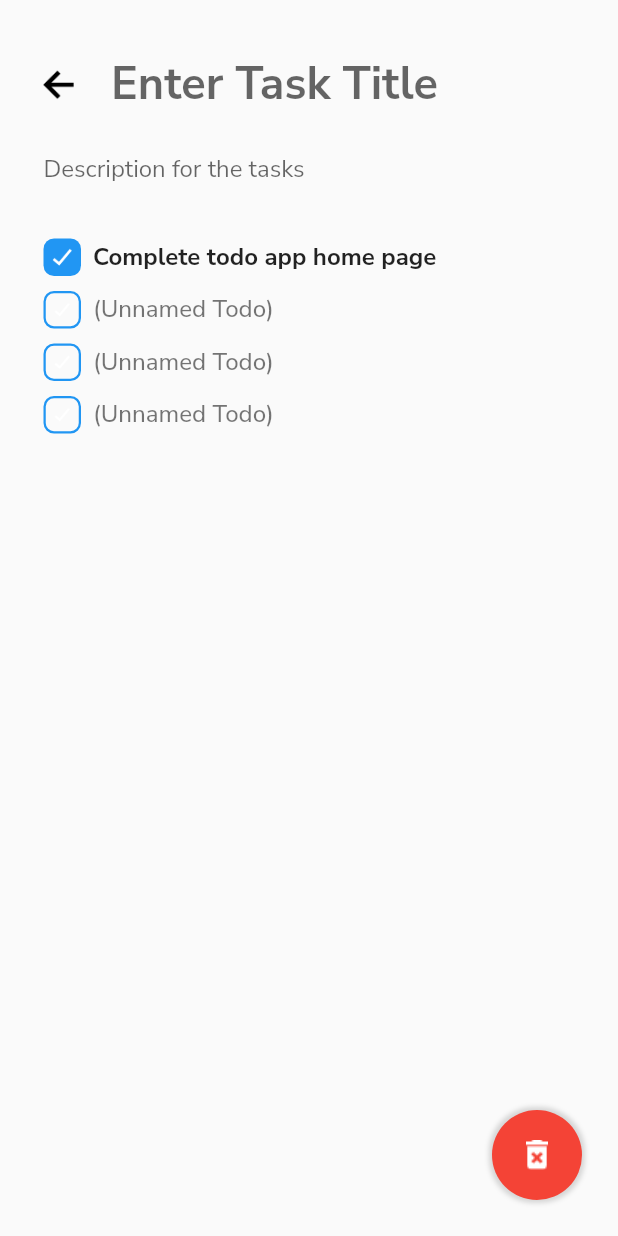
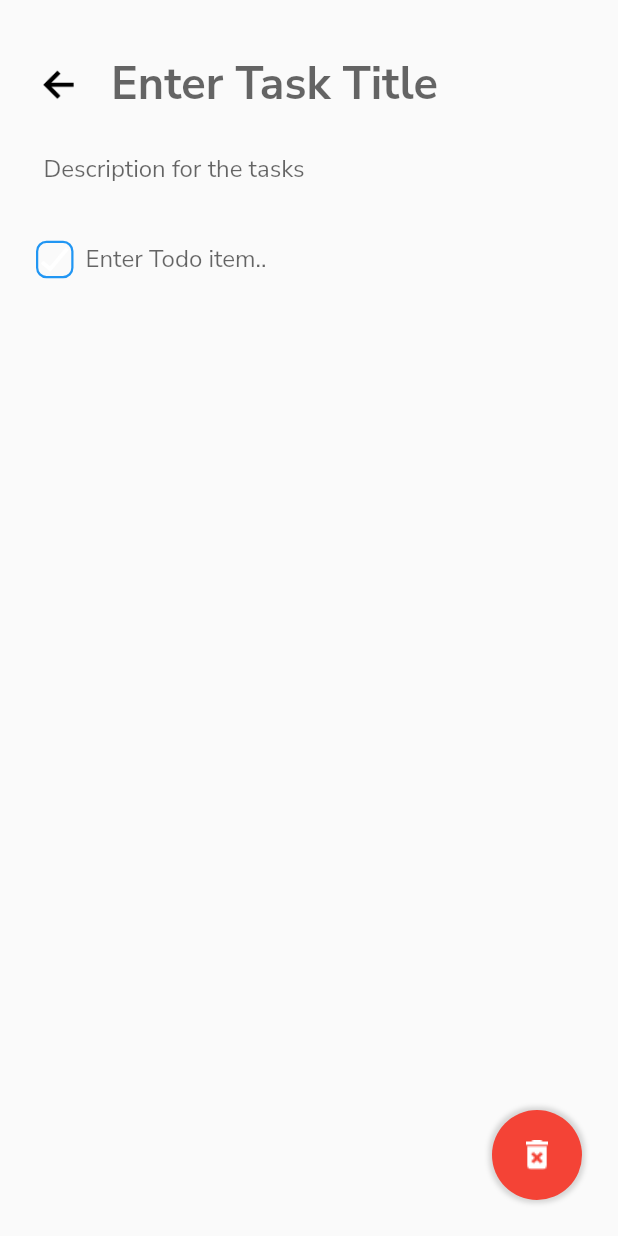
Before and after one commit to hashirsidd/flutter-practice, a Flutter app: the Taskpage screen opened directly, on a phone screen of 412 x 824 dp. Run offline on Flutter 3.47's test engine with Material 2 defaults, Android fonts, the phone set to English and light mode, and no system bars; our stand-ins replace google_fonts, math_expressions, sqflite; missing offline and left inert: dart:ffi; accounts and stored records are empty.

Commit message:
Update title of task card and add todo

```diff
--- a/todoflutter/lib/screens/taskpage.dart
+++ b/todoflutter/lib/screens/taskpage.dart
@@ -17,11 +17,10 @@ class _TaskpageState extends State<Taskpage> {
   String _taskTitle = "";
   @override
   void initState() {
-    if(widget.task != null){
+    if (widget.task != null) {
       _taskTitle = widget.task!.title;
       print(widget.task!.id);
     }
-
 
     super.initState();
   }
@@ -56,14 +55,20 @@ class _TaskpageState extends State<Taskpage> {
                         onSubmitted: (value) async {
                           if (value != "") {
                             // print('new tasskhas been created');
-                          }
-                          if (widget.task == null) {
-                            DatabaseHelper _dbhelper = DatabaseHelper();
-                            Task _newTask = Task(title: value, description: "");
-                            await _dbhelper.insertTask(_newTask);
-                            print("create new task");
-                          } else {
-                            print("Update task");
+                            if (widget.task == null) {
+                              DatabaseHelper _dbhelper = DatabaseHelper();
+                              Task _newTask =
+                                  Task(title: value, description: "");
+                              await _dbhelper.insertTask(_newTask);
+                              print("create new task");
+                            } else {
+                              DatabaseHelper _dbhelper = DatabaseHelper();
+                              Task _updateTask = Task(
+                                  id: widget.task!.id,
+                                  title: value,
+                                  description: "");
+                              await _dbhelper.updateTask(_updateTask);
+                            }
                           }
                         },
                         controller: TextEditingController()..text = _taskTitle,
@@ -93,13 +98,46 @@ class _TaskpageState extends State<Taskpage> {
                   Expanded(
                     child: ListView(
                       children: [
-                        TodoWidget(
-                          text: "Complete todo app home page",
-                          isdone: true,
+                        Column(
+                          children: [
+                            Row(
+                              children: [
+                                Container(
+                                  // padding: EdgeInsets.all(5.0),
+                                  decoration: BoxDecoration(
+                                    borderRadius: BorderRadius.circular(7.0),
+                                    color: Colors.transparent,
+                                    border: Border.all(
+                                      color: Colors.blue,
+                                      width: 1.5,
+                                    ),
+                                  ),
+                                  width: 25.0,
+                                  height: 25.0,
+                                  child: Image(
+                                    height: 20.0,
+                                    width: 20.0,
+                                    image: AssetImage(
+                                      'asset/images/check_icon.png',
+                                    ),
+                                  ),
+                                  margin: EdgeInsets.only(right: 8.0),
+                                ),
+                                Expanded(
+                                    child: TextField(
+                                      onSubmitted: (value){
+
+                                      },
+                                  decoration: InputDecoration(
+                                    hintText: "Enter Todo item..",
+                                    border: InputBorder.none,
+                                  ),
+                                )),
+                              ],
+                            ),
+                          ],
                         ),
-                        TodoWidget(),
-                        TodoWidget(),
-                        TodoWidget(),
+
                       ],
                     ),
                   ),
```
Also changed, not shown: todoflutter/lib/database_helper.dart (+22 -7 lines).
